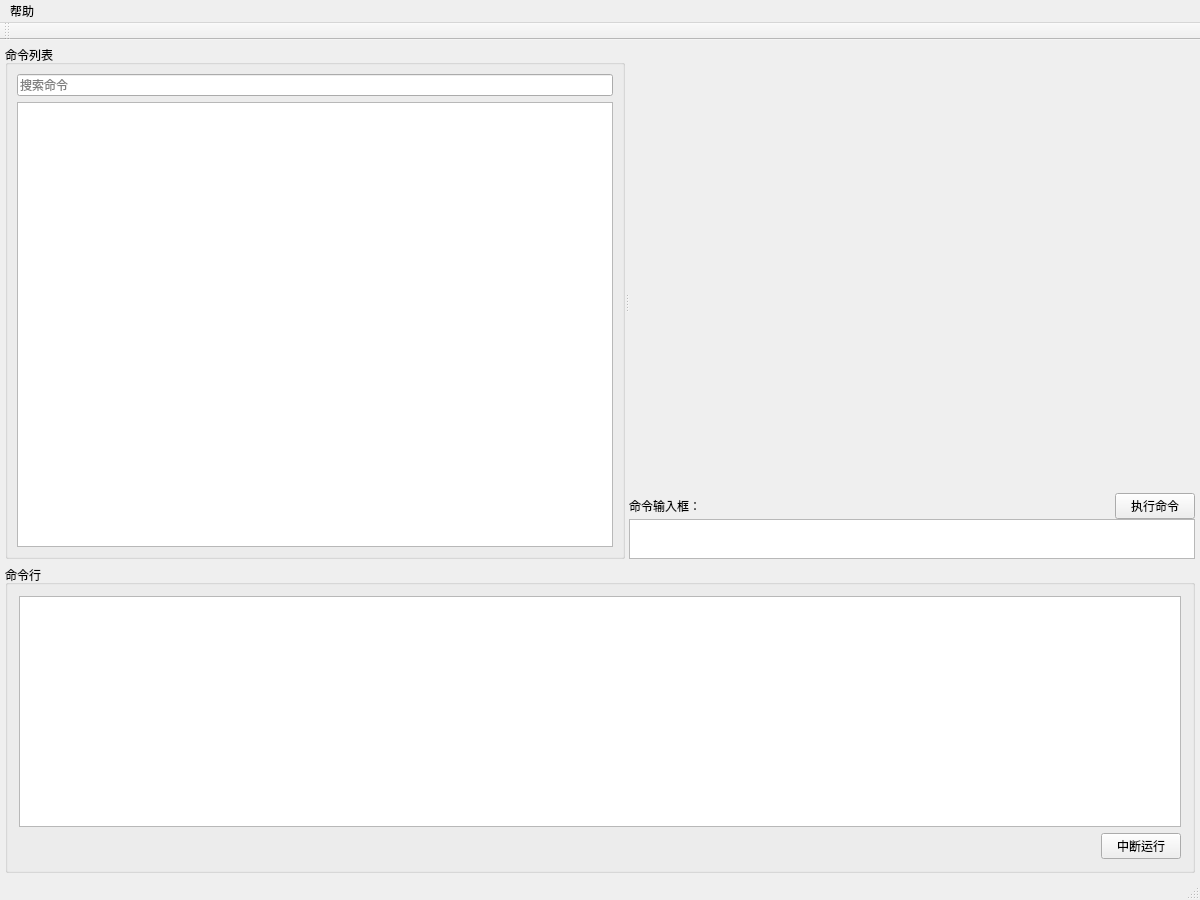
Old version of the form src/EasyCmd/MainWindow.ui in the repository doasyourself/EasyCmd.
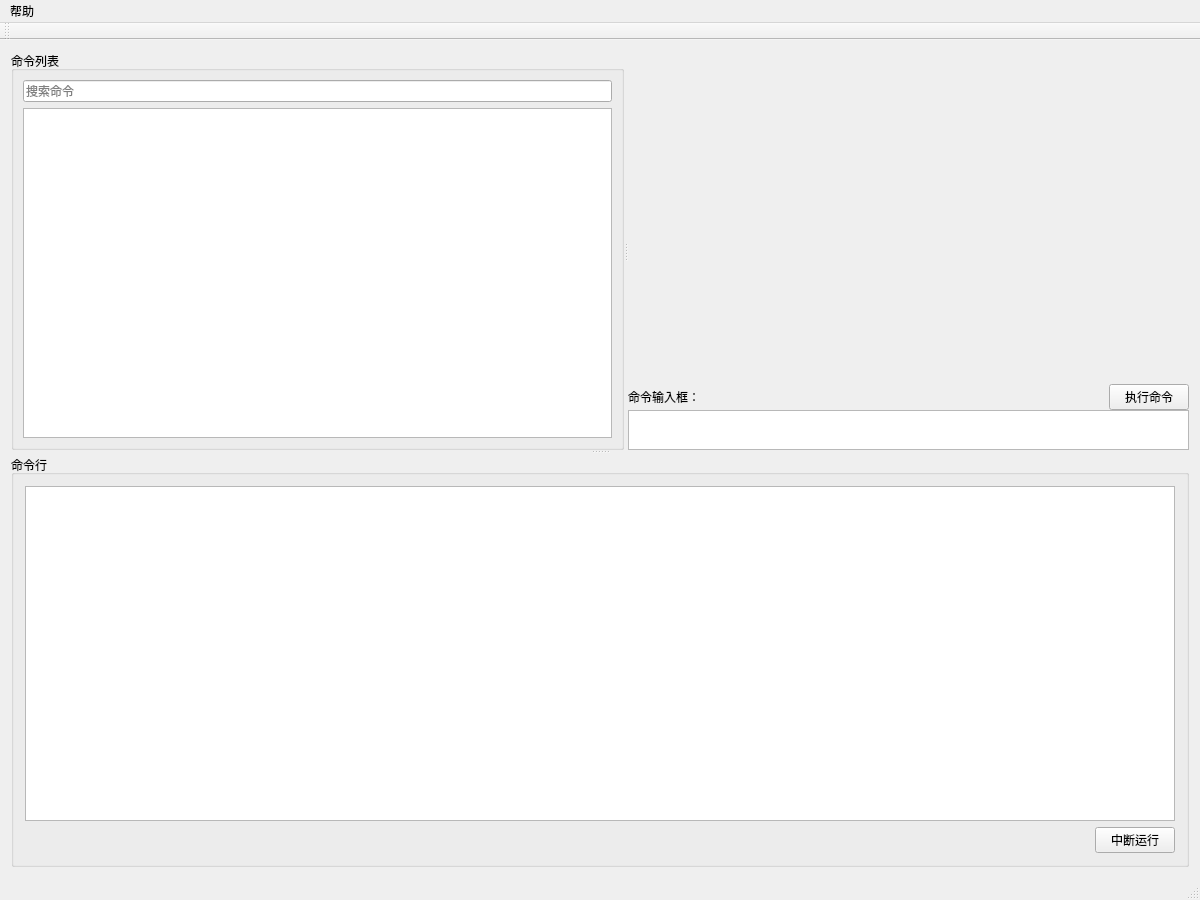
New version of the form.

Commit message: 上下两部分用分裂器布局

```diff
--- a/src/EasyCmd/MainWindow.ui
+++ b/src/EasyCmd/MainWindow.ui
@@ -14,23 +14,18 @@
    <string>EasyCmd（Windows版）</string>
   </property>
   <widget class="QWidget" name="centralWidget">
-   <layout class="QVBoxLayout" name="verticalLayout" stretch="5,3">
-    <property name="spacing">
-     <number>5</number>
-    </property>
-    <property name="leftMargin">
-     <number>5</number>
-    </property>
-    <property name="topMargin">
-     <number>5</number>
-    </property>
-    <property name="rightMargin">
-     <number>5</number>
-    </property>
-    <property name="bottomMargin">
-     <number>5</number>
-    </property>
+   <layout class="QVBoxLayout" name="verticalLayout">
     <item>
+     <widget class="QSplitter" name="splitter_2">
+      <property name="frameShape">
+       <enum>QFrame::NoFrame</enum>
+      </property>
+      <property name="frameShadow">
+       <enum>QFrame::Plain</enum>
+      </property>
+      <property name="orientation">
+       <enum>Qt::Vertical</enum>
+      </property>
      <widget class="QWidget" name="widget" native="true">
       <layout class="QHBoxLayout" name="horizontalLayout">
        <property name="spacing">
@@ -141,8 +136,8 @@
                  <rect>
                   <x>0</x>
                   <y>0</y>
-                  <width>649</width>
-                  <height>439</height>
+                   <width>567</width>
+                   <height>325</height>
                  </rect>
                 </property>
                </widget>
@@ -204,8 +199,6 @@
        </item>
       </layout>
      </widget>
-    </item>
-    <item>
      <widget class="QWidget" name="widget_2" native="true">
       <layout class="QHBoxLayout" name="horizontalLayout_2">
        <property name="leftMargin">
@@ -267,6 +260,7 @@
         </widget>
        </item>
       </layout>
+      </widget>
      </widget>
     </item>
    </layout>
```
Lines whose indentation alone changed are shown as unchanged. The commit also changes 1 other file.
